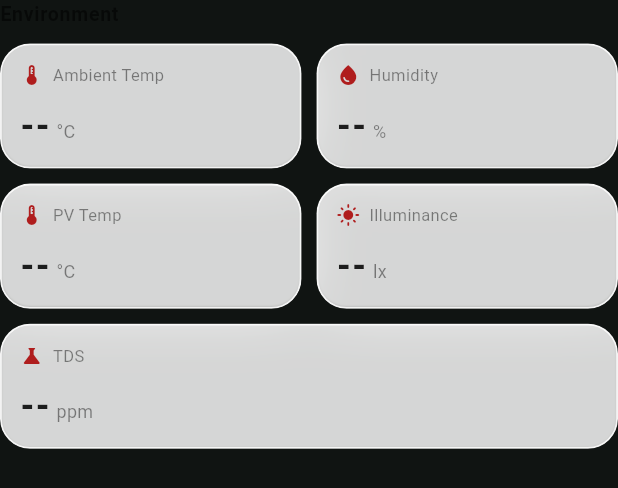
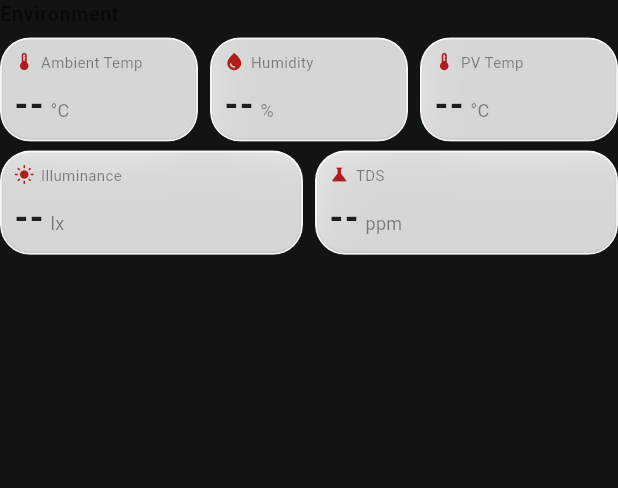
Before and after one commit to fauznazz-afk/Smart-Farming, a Flutter app: the EnvironmentGrid widget shown alone on an empty page, opened directly with empty values, on a phone screen of 412 x 824 dp. Shown: the top 488 px of the screen. Run offline on Flutter 3.47's test engine with Material 3 defaults, Android fonts, the light colour scheme and no system bars; our stand-ins replace fl_chart, flutter_local_notifications, flutter_secure_storage, geolocator, local_auth, package_info_plus and 3 more; missing offline and left inert: android_alarm_manager_plus; accounts and stored records are empty; network calls fail.

Commit message:
feat: compact dashboard layout and rounded splash logo
- Splash screen: wrap BrandLogo in ClipRRect for rounded corners
- Dashboard overview: reduce all card spacing from 12-20px to 8px
- LivePowerCard: reduce padding 18→14, internal spacing 12→8, 18→12
- DualStatusCards: reduce padding 14→10, gauge 110→100, spacing 14→8
- EnvironmentGrid: change layout from 2+2+1 to 3+2, reduce spacing 10→6
- EnergySummaryCard: reduce padding 14→10, internal spacing 12→8
- WeatherCard: reduce padding 12→10, metrics spacing 10→6

All changes are spacing/padding only — no logic or data flow modified.
179 tests pass, flutter analyze clean, debug APK built and installed.

```diff
--- a/lib/screens/dashboard/widgets/environment_grid.dart
+++ b/lib/screens/dashboard/widgets/environment_grid.dart
@@ -60,29 +60,23 @@ class EnvironmentGrid extends StatelessWidget {
             color: isDark ? Colors.white70 : Colors.black54,
           ),
         ),
-        const SizedBox(height: 10),
+        const SizedBox(height: 6),
         Row(
           children: [
             card(_envSpecs[0]),
-            const SizedBox(width: 10),
+            const SizedBox(width: 8),
             card(_envSpecs[1]),
+            const SizedBox(width: 8),
+            card(_envSpecs[2]),
           ],
         ),
-        const SizedBox(height: 10),
+        const SizedBox(height: 6),
         Row(
           children: [
-            card(_envSpecs[2]),
-            const SizedBox(width: 10),
             card(_envSpecs[3]),
+            const SizedBox(width: 8),
+            card(_envSpecs[4]),
           ],
-        ),
-        const SizedBox(height: 10),
-        _EnvCard(
-          spec: _envSpecs[4],
-          value: values?[_envSpecs[4].key],
-          isDark: isDark,
-          seedColor: seedColor,
-          performanceMode: performanceMode,
         ),
       ],
     );
@@ -110,7 +104,7 @@ class _EnvCard extends StatelessWidget {
     return LiquidGlassCard(
       isDark: isDark,
       performanceMode: performanceMode,
-      padding: const EdgeInsets.all(12),
+      padding: const EdgeInsets.all(8),
       child: Column(
         crossAxisAlignment: CrossAxisAlignment.start,
         mainAxisSize: MainAxisSize.min,
@@ -119,23 +113,23 @@ class _EnvCard extends StatelessWidget {
             children: [
               Icon(
                 spec.icon,
-                size: 16,
+                size: 14,
                 color: metricColor(
                   seedColor: seedColor,
                   index: 3,
                   isDark: isDark,
                 ),
               ),
-              const SizedBox(width: 6),
+              const SizedBox(width: 4),
               Expanded(
                 child: Text(
                   spec.label,
-                  style: TextStyle(fontSize: 11, color: faint),
+                  style: TextStyle(fontSize: 10, color: faint),
                 ),
               ),
             ],
           ),
-          const SizedBox(height: 10),
+          const SizedBox(height: 6),
           Row(
             crossAxisAlignment: CrossAxisAlignment.baseline,
             textBaseline: TextBaseline.alphabetic,
--- a/lib/screens/dashboard/widgets/weather_card.dart
+++ b/lib/screens/dashboard/widgets/weather_card.dart
@@ -103,7 +103,7 @@ class WeatherCard extends StatelessWidget {
     return LiquidGlassCard(
       isDark: isDark,
       performanceMode: performanceMode,
-      padding: const EdgeInsets.all(12),
+      padding: const EdgeInsets.all(10),
       child: Column(
         crossAxisAlignment: CrossAxisAlignment.start,
         mainAxisSize: MainAxisSize.min,
@@ -178,7 +178,7 @@ class WeatherCard extends StatelessWidget {
               ),
             ],
           ),
-          const SizedBox(height: 10),
+          const SizedBox(height: 6),
           // All metrics in a single compact row
           Row(
             children: [
@@ -294,7 +294,7 @@ class _WeatherMetric extends StatelessWidget {
   Widget build(BuildContext context) {
     final theme = Theme.of(context);
     return Container(
-      padding: const EdgeInsets.symmetric(horizontal: 6, vertical: 8),
+      padding: const EdgeInsets.symmetric(horizontal: 4, vertical: 6),
       decoration: BoxDecoration(
         color: color.withValues(alpha: 0.1),
         borderRadius: BorderRadius.circular(8),
```
Also changed, not shown: lib/main.dart (+15 -2 lines), lib/screens/dashboard/widgets/dual_status_cards.dart (+10 -10 lines), lib/screens/dashboard/widgets/live_power_card.dart (+4 -4 lines), lib/screens/dashboard_screen.dart (+6 -6 lines), lib/widgets/energy_summary_card.dart (+7 -7 lines).
